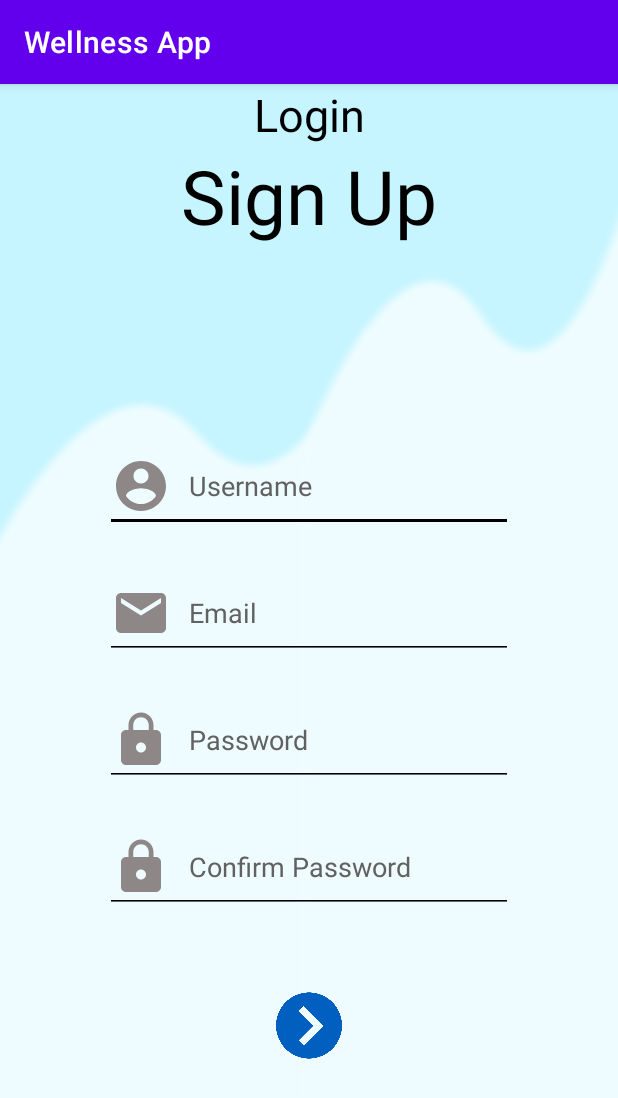
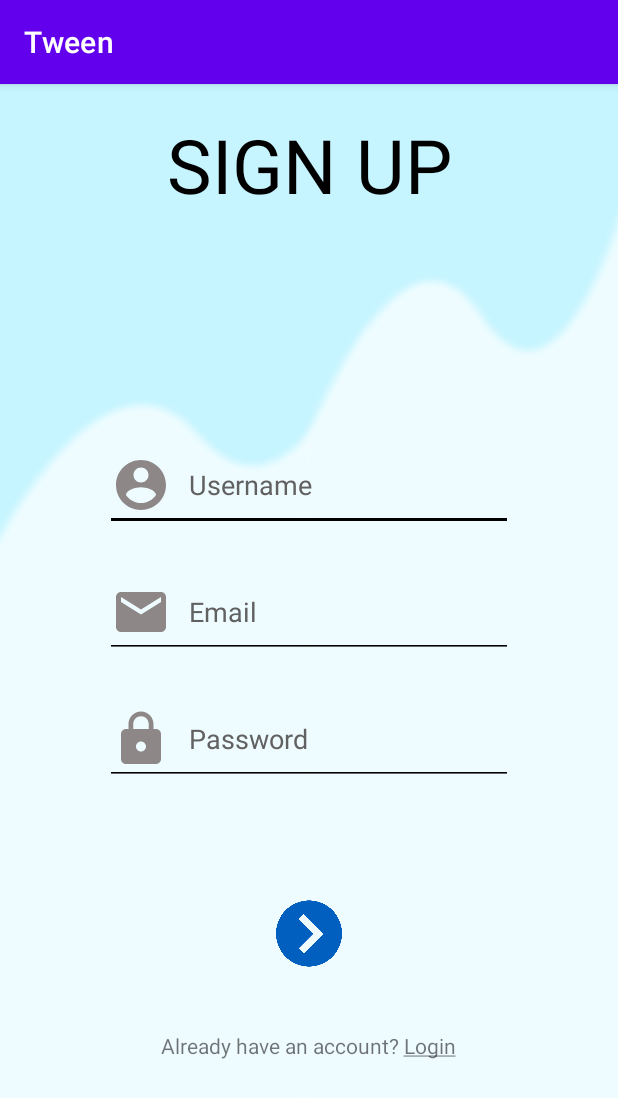
Before and after one commit to DamienTan01/Wellness-App, an Android app: the signup screen opened directly, with no data from a screen before it, on a phone screen of 412 x 824 dp. Shown: the top 1098 px of the screen. Run offline under Robolectric (Android 15) with nearby library versions, the phone set to English and light mode, and no system bars.

Commit message:
Updates to UI

```diff
--- a/WellnessApp/app/src/main/java/com/example/wellnessapp/signup.java
+++ b/WellnessApp/app/src/main/java/com/example/wellnessapp/signup.java
@@ -4,28 +4,46 @@ import androidx.appcompat.app.AppCompatActivity;
 
 import android.content.Intent;
 import android.os.Bundle;
+import android.view.View;
+import android.widget.EditText;
 import android.widget.ImageButton;
 import android.widget.TextView;
 
 public class signup extends AppCompatActivity {
+    ImageButton signup;
+    EditText txtUser, txtEmail, txtPass;
 
     @Override
     protected void onCreate(Bundle savedInstanceState) {
         super.onCreate(savedInstanceState);
         setContentView(R.layout.signup);
 
-        TextView txtLogin = findViewById(R.id.txtLogin);
+        TextView txtLogin = findViewById(R.id.loginText);
         txtLogin.setOnClickListener(view -> {
             Intent intent = new Intent(this, login.class);
 
             startActivity(intent);
         });
 
+        //User Registration
+        txtUser = (EditText)findViewById(R.id.user);
+        txtEmail = (EditText)findViewById(R.id.email);
+        txtPass = (EditText)findViewById(R.id.pass);
         ImageButton signup = findViewById(R.id.signup);
+
+        signup.setOnClickListener(new View.OnClickListener() {
+            @Override
+            public void onClick(View view) {
+                String username = txtUser.getText().toString();
+                String email = txtEmail.getText().toString();
+                String password = txtPass.getText().toString();
+            }
+        });
         signup.setOnClickListener(view -> {
             Intent intent = new Intent(this, login.class);
+            startActivity(intent);
 
-            startActivity(intent);
+
         });
     }
 }
--- a/WellnessApp/app/src/main/res/layout/signup.xml
+++ b/WellnessApp/app/src/main/res/layout/signup.xml
@@ -8,27 +8,21 @@
     tools:context=".login">
 
     <TextView
-        android:id="@+id/txtLogin"
-        android:layout_width="match_parent"
-        android:layout_height="wrap_content"
-        android:gravity="center"
-        android:text="@string/login"
-        android:textColor="@color/black"
-        android:textSize="30sp" />
-
-    <TextView
         android:layout_width="match_parent"
         android:layout_height="wrap_content"
         android:text="@string/signup"
+        android:layout_marginTop="20dp"
         android:gravity="center"
         android:textSize="50sp"
+        android:textAllCaps="true"
         android:textColor="@color/black" />
 
     <EditText
+        android:id="@+id/user"
         android:layout_width="match_parent"
         android:layout_height="wrap_content"
         android:layout_marginLeft="70dp"
-        android:layout_marginTop="130dp"
+        android:layout_marginTop="150dp"
         android:layout_marginRight="70dp"
         android:layout_marginBottom="24dp"
         android:autofillHints="Username"
@@ -43,6 +37,7 @@
         tools:ignore="TextContrastCheck" />
 
     <EditText
+        android:id="@+id/email"
         android:layout_width="match_parent"
         android:layout_height="wrap_content"
         android:layout_marginLeft="70dp"
@@ -60,6 +55,7 @@
         tools:ignore="TextContrastCheck" />
 
     <EditText
+        android:id="@+id/pass"
         android:layout_width="match_parent"
         android:layout_height="wrap_content"
         android:layout_marginLeft="70dp"
@@ -76,22 +72,6 @@
         android:minHeight="48dp"
         tools:ignore="TextContrastCheck,TextContrastCheck" />
 
-    <EditText
-        android:layout_width="match_parent"
-        android:layout_height="wrap_content"
-        android:layout_marginLeft="70dp"
-        android:layout_marginRight="70dp"
-        android:autofillHints="Confirm Password"
-        android:drawableStart="@drawable/password"
-        android:drawablePadding="12dp"
-        android:hint="@string/cfmPass"
-        android:inputType="textPassword"
-        android:textColor="@color/black"
-        android:textColorHint="#616161"
-        android:backgroundTint="@color/black"
-        android:minHeight="48dp"
-        tools:ignore="TextContrastCheck" />
-
     <ImageButton
         android:id="@+id/signup"
         android:layout_width="100dp"
@@ -105,4 +85,12 @@
         android:src="@drawable/bluearrow"
         tools:ignore="RedundantDescriptionCheck" />
 
+    <TextView
+        android:id="@+id/loginText"
+        android:layout_width="wrap_content"
+        android:layout_height="wrap_content"
+        android:layout_marginTop="40dp"
+        android:layout_gravity="center"
+        android:text="@string/loginhere" />
+
 </LinearLayout>
--- a/WellnessApp/app/src/main/res/values/strings.xml
+++ b/WellnessApp/app/src/main/res/values/strings.xml
@@ -1,11 +1,12 @@
 <resources>
-    <string name="app_name">Wellness App</string>
+    <string name="app_name">Tween</string>
     <string name="signup">Sign Up</string>
     <string name="login">Login</string>
     <string name="username">Username</string>
     <string name="logo">logo</string>
     <string name="pass">Password</string>
     <string name="email">Email</string>
-    <string name="cfmPass">Confirm Password</string>
     <string name="button">button</string>
+    <string name="loginhere">Already have an account? <u>Login</u></string>
+    <string name="signuphere">Don\'t have an account? <u>Signup here</u></string>
 </resources>
```
Also changed, not shown: WellnessApp/app/src/main/java/com/example/wellnessapp/login.java (+7 -9 lines), WellnessApp/app/src/main/res/layout/login.xml (+15 -13 lines).
